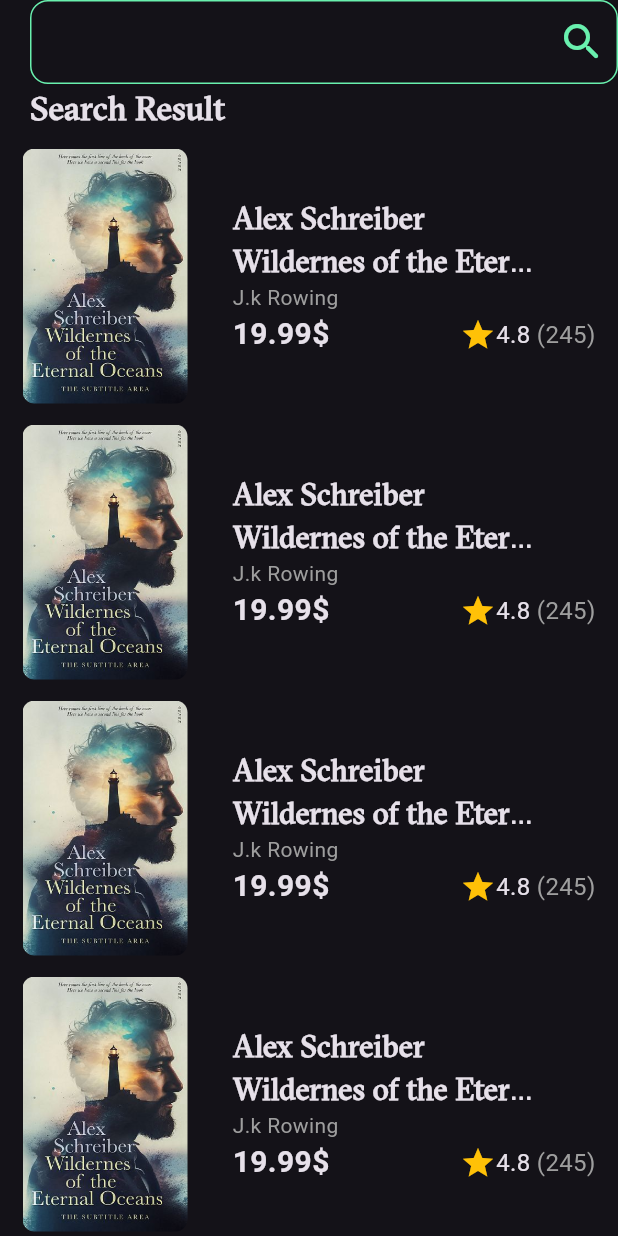
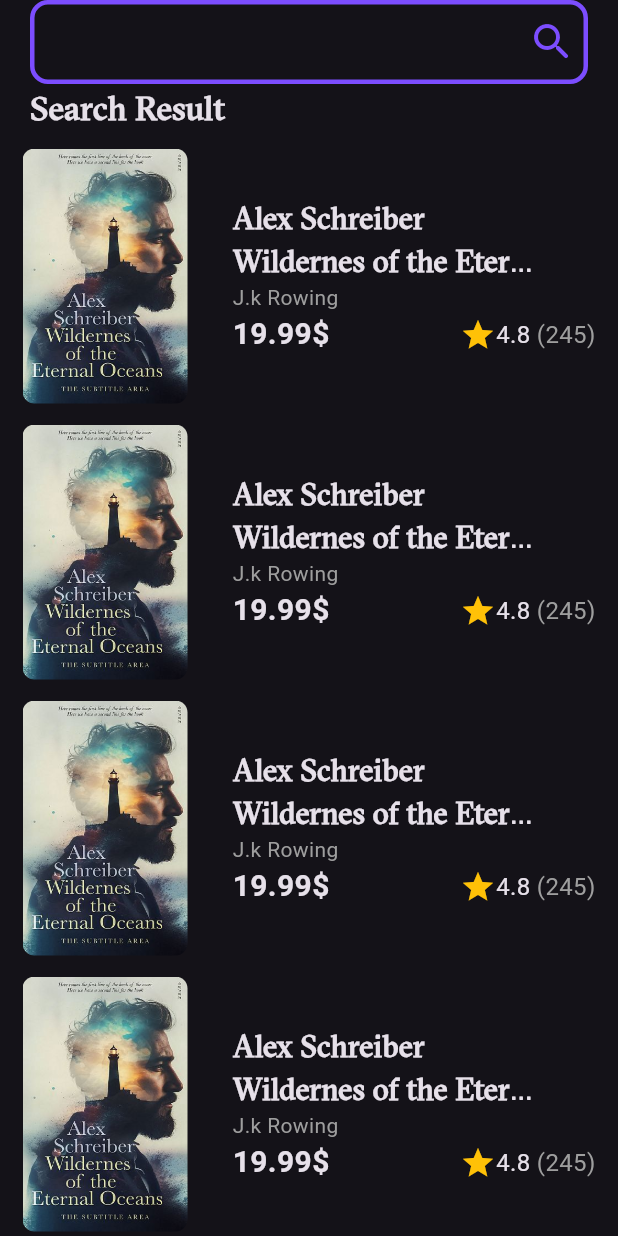
Before and after one commit to Aziz-Habbassi/BiblioGo, a Flutter app: the SearchView screen opened by its route, on a phone screen of 412 x 824 dp. Run offline on Flutter 3.47's test engine with Material 3 defaults, Android fonts, the phone set to English and light mode, and no system bars; our stand-ins replace bloc, dartz, flutter_bloc, flutter_svg, go_router, lottie; Roboto replaces fonts that are missing (Monserrat).

```diff
--- /dev/null
+++ b/lib/features/home_&_book_details/data/repos/failures.dart
@@ -0,0 +1 @@
+abstract class Failures {}
--- a/lib/features/search/presentations/views/search_view.dart
+++ b/lib/features/search/presentations/views/search_view.dart
@@ -13,7 +13,7 @@ class SearchView extends StatelessWidget {
         slivers: [
           SliverToBoxAdapter(
             child: Padding(
-              padding: const EdgeInsets.only(left: 20, bottom: 5),
+              padding: const EdgeInsets.only(left: 20, bottom: 5, right: 20),
               child: Column(
                 crossAxisAlignment: CrossAxisAlignment.start,
                 children: [
--- a/lib/features/search/presentations/widgets/search_app_bar.dart
+++ b/lib/features/search/presentations/widgets/search_app_bar.dart
@@ -9,16 +9,16 @@ class SearchAppBar extends StatelessWidget {
       decoration: InputDecoration(
         focusedBorder: OutlineInputBorder(
           borderRadius: BorderRadius.circular(12),
-          borderSide: BorderSide(color: Colors.greenAccent),
+          borderSide: BorderSide(color: Colors.deepPurpleAccent, width: 2),
         ),
         enabledBorder: OutlineInputBorder(
           borderRadius: BorderRadius.circular(12),
-          borderSide: BorderSide(color: Colors.greenAccent),
+          borderSide: BorderSide(color: Colors.deepPurpleAccent, width: 3),
         ),
         suffixIcon: Icon(
           Icons.search_rounded,
           size: 32,
-          color: Colors.greenAccent,
+          color: Colors.deepPurpleAccent,
         ),
       ),
     );
--- a/pubspec.yaml
+++ b/pubspec.yaml
@@ -30,6 +30,7 @@ environment:
 dependencies:
   bloc: ^9.0.0
   cupertino_icons: ^1.0.8
+  dartz: ^0.10.1
   flutter:
     sdk: flutter
   flutter_bloc: ^9.1.1
```
Also changed, not shown: lib/features/home_&_book_details/data/repos/home_repo.dart (added, +8 -0 lines), pubspec.lock.
